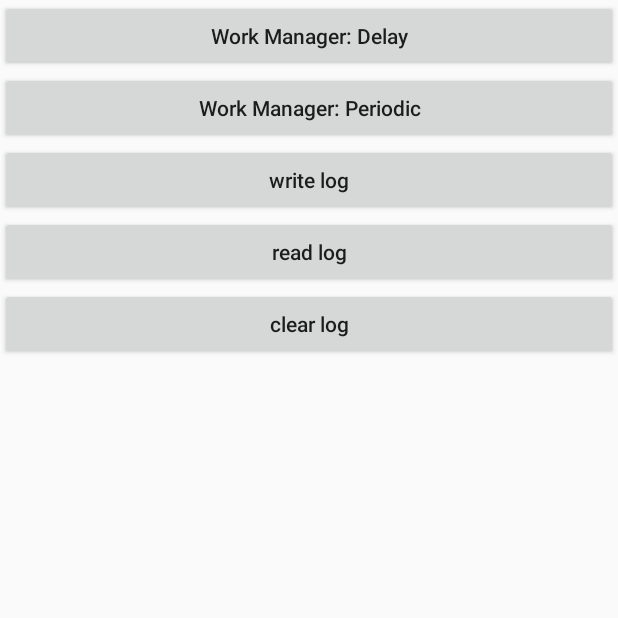
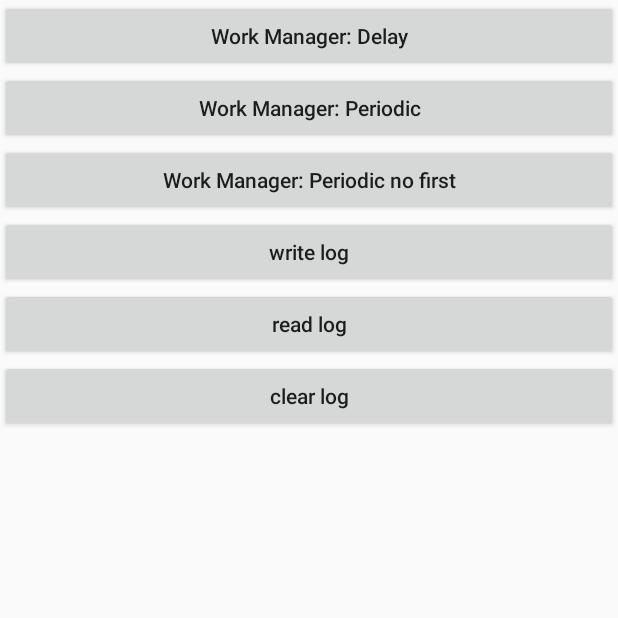
Before and after one commit to yuanweibai/AndroidTool, an Android app: the WorkManagerActivity screen opened directly, with no data from a screen before it, on a phone screen of 412 x 824 dp, the top half of it. Run offline under Robolectric (Android 15) with nearby library versions, the phone set to English and light mode, and no system bars.

Commit message:
Add workManager

```diff
--- a/app/src/main/java/rango/tool/androidtool/workmanager/WorkManagerActivity.java
+++ b/app/src/main/java/rango/tool/androidtool/workmanager/WorkManagerActivity.java
@@ -3,6 +3,7 @@ package rango.tool.androidtool.workmanager;
 import android.os.Bundle;
 import android.support.annotation.Nullable;
 import android.text.TextUtils;
+import android.text.method.ScrollingMovementMethod;
 import android.widget.TextView;
 import android.widget.Toast;
 
@@ -26,8 +27,13 @@ public class WorkManagerActivity extends BaseActivity {
             ToolWorkManager.getInstance().testPeriodic();
             Toast.makeText(WorkManagerActivity.this, "worker periodic successfully!!!", Toast.LENGTH_SHORT).show();
         });
+        findViewById(R.id.work_manager_periodic_no_first).setOnClickListener(v -> {
+            ToolWorkManager.getInstance().testPeriodicNoFirst();
+            Toast.makeText(WorkManagerActivity.this, "worker periodic no first successfully!!!", Toast.LENGTH_SHORT).show();
+        });
 
         logText = findViewById(R.id.log_text);
+        logText.setMovementMethod(ScrollingMovementMethod.getInstance());
         findViewById(R.id.read_log_btn).setOnClickListener(v -> {
             StringBuilder stringBuilder = ToolWorkManager.getInstance().readMsg();
             if (stringBuilder == null || TextUtils.isEmpty(stringBuilder.toString())) {
--- a/app/src/main/res/layout/activity_work_manager.xml
+++ b/app/src/main/res/layout/activity_work_manager.xml
@@ -16,6 +16,13 @@
         android:layout_width="match_parent"
         android:layout_height="wrap_content"
         android:text="Work Manager: Periodic"
+        android:textAllCaps="false" />
+
+    <Button
+        android:id="@+id/work_manager_periodic_no_first"
+        android:layout_width="match_parent"
+        android:layout_height="wrap_content"
+        android:text="Work Manager: Periodic no first"
         android:textAllCaps="false" />
 
     <Button
@@ -43,7 +50,9 @@
         android:id="@+id/log_text"
         android:layout_width="match_parent"
         android:layout_height="match_parent"
+        android:fadeScrollbars="false"
         android:padding="18dp"
+        android:scrollbars="vertical"
         android:textColor="#000"
         android:textSize="15sp" />
 </LinearLayout>
```
Also changed, not shown: app/src/main/java/rango/tool/androidtool/workmanager/BaseFirstNoWorkPeriodicWorker.java (added, +29 -0 lines), app/src/main/java/rango/tool/androidtool/workmanager/BaseWorker.java (added, +10 -0 lines), app/src/main/java/rango/tool/androidtool/workmanager/FirstNoWorkPeriodicWorker.java (added, +27 -0 lines), app/src/main/java/rango/tool/androidtool/workmanager/MyWorker.java (deleted, +0 -41 lines), app/src/main/java/rango/tool/androidtool/workmanager/PeriodicWorker.java (+6 -2 lines), app/src/main/java/rango/tool/androidtool/workmanager/ToolWorkManager.java (+32 -23 lines).
